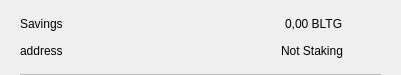
Qt form src/qt/bltg/forms/csrow.ui (minerric/BLTG) before a commit.
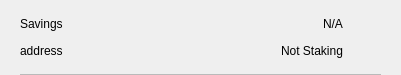
The same form after that commit. Icons and pictures are not drawn.

Patch:
```diff
--- a/src/qt/bltg/forms/csrow.ui
+++ b/src/qt/bltg/forms/csrow.ui
@@ -99,7 +99,7 @@
            <item>
             <widget class="QLabel" name="labelAmount">
              <property name="text">
-              <string>0,00 BLTG</string>
+              <string notr="true">N/A</string>
              </property>
             </widget>
            </item>
```
Left out of the diff: 8 changed lines with no effect on the pictures.
